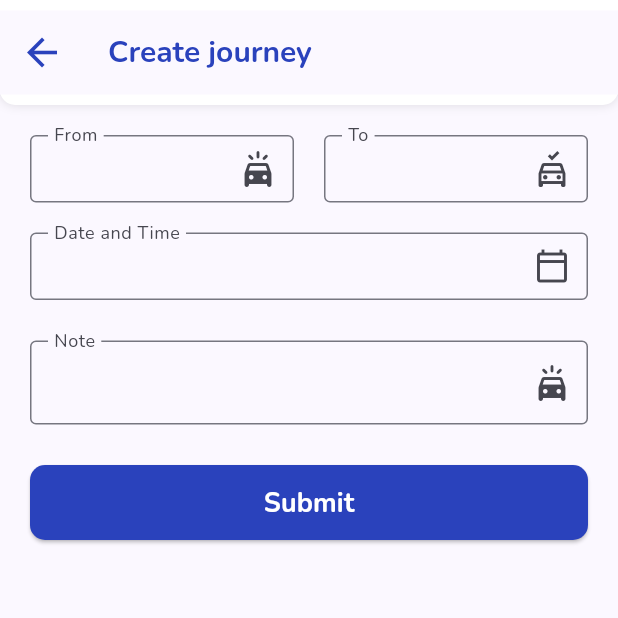
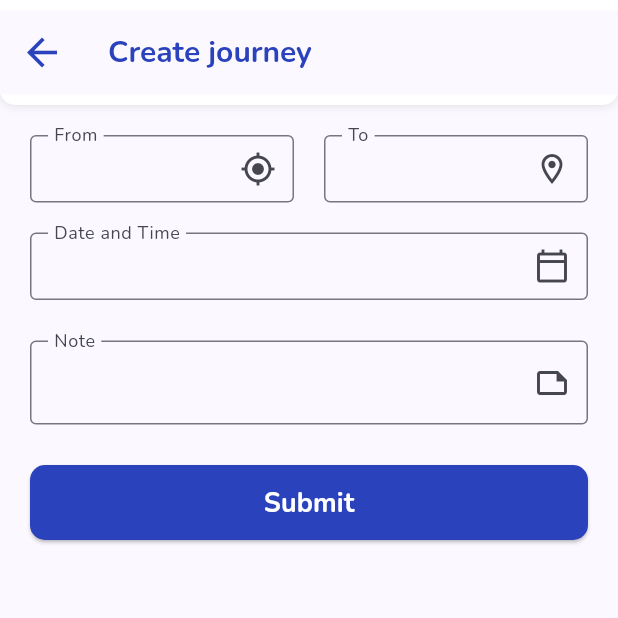
Before and after one commit to CheckmateTeam/Paigun, a Flutter app: the CreateJourney screen opened by its route, on a phone screen of 412 x 824 dp, the top half of it. Run offline on Flutter 3.47's test engine with Material 2 defaults, Android fonts, the phone set to English and light mode, and no system bars; our stand-ins replace faker, flutter_dotenv, flutter_rating_bar, flutter_spinkit, flutter_swiper_view, gallery_saver and 8 more; missing offline and left inert: flutter_polyline_points, place_picker, promptpay_qrcode_generate, snapping_sheet, widgets_to_image; accounts and stored records are empty.

Commit message:
[FIX] icon on fields

```diff
--- a/lib/page/passenger/components/createjourney.dart
+++ b/lib/page/passenger/components/createjourney.dart
@@ -55,7 +55,7 @@ class _CreateJourneyState extends State<CreateJourney> {
                           border: OutlineInputBorder(),
                           labelText: 'From',
                           floatingLabelBehavior: FloatingLabelBehavior.always,
-                          suffixIcon: Icon(Icons.minor_crash_rounded),
+                          suffixIcon: Icon(Icons.my_location_outlined),
                         ),
                       ),
                     ),
@@ -78,7 +78,7 @@ class _CreateJourneyState extends State<CreateJourney> {
                           border: OutlineInputBorder(),
                           labelText: 'To',
                           floatingLabelBehavior: FloatingLabelBehavior.always,
-                          suffixIcon: Icon(Icons.no_crash_outlined),
+                          suffixIcon: Icon(Icons.location_on_outlined),
                         ),
                       ),
                     ),
@@ -143,7 +143,7 @@ class _CreateJourneyState extends State<CreateJourney> {
                           border: OutlineInputBorder(),
                           labelText: 'Note',
                           floatingLabelBehavior: FloatingLabelBehavior.always,
-                          suffixIcon: Icon(Icons.minor_crash_rounded),
+                          suffixIcon: Icon(Icons.note_outlined),
                         ),
                       ),
                     ),
```
